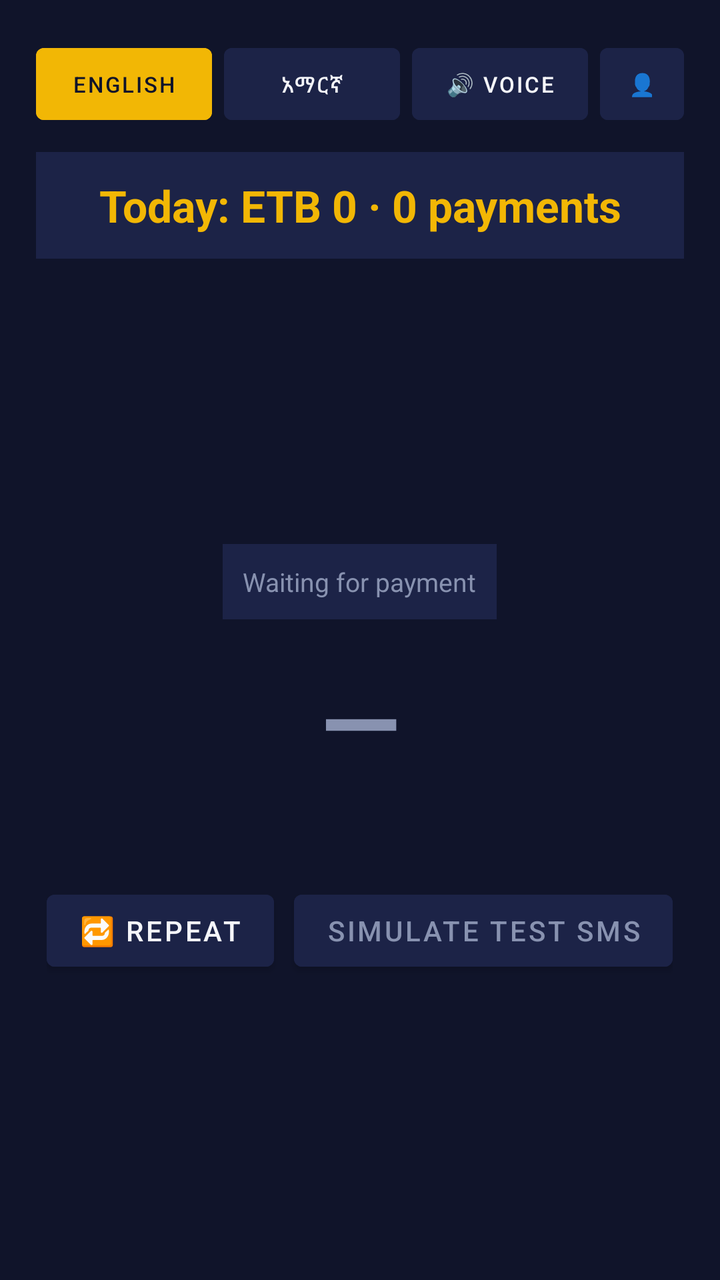
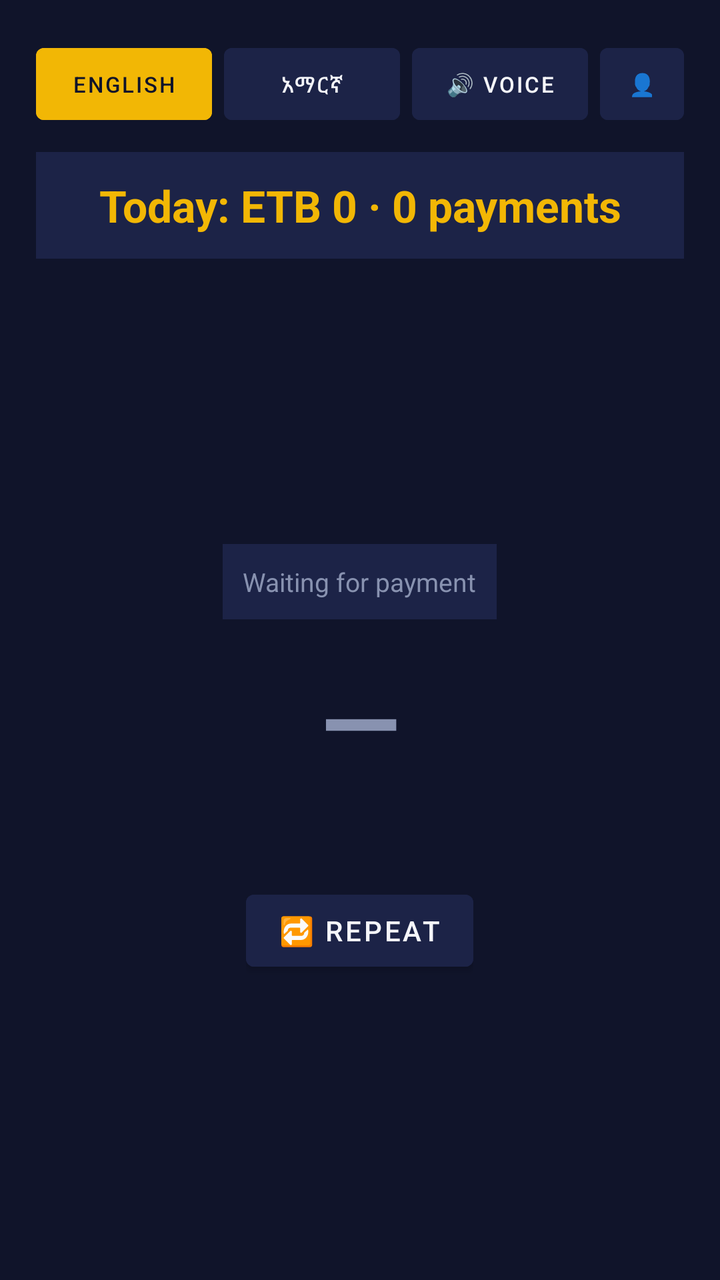

Screens rendered from an Android XML layout before and after an edit, with the pre-edit source and the edit as a unified diff.
<!-- AndroidManifest.xml: application theme Theme.PaymentAnnouncer -->
<!-- res/layout/activity_payment.xml -->
<?xml version="1.0" encoding="utf-8"?>
<LinearLayout xmlns:android="http://schemas.android.com/apk/res/android"
    android:layout_width="match_parent"
    android:layout_height="match_parent"
    android:orientation="vertical"
    android:padding="18dp"
    android:background="@color/bg">

    <LinearLayout
        android:layout_width="match_parent"
        android:layout_height="wrap_content"
        android:gravity="center"
        android:orientation="horizontal"
        android:layout_marginBottom="10dp">

        <Button android:id="@+id/langEnButton" android:layout_width="wrap_content" android:layout_height="wrap_content"
            android:text="English" android:backgroundTint="@color/gold" android:textColor="@color/bg" android:textSize="11sp" />

        <Button android:id="@+id/langAmButton" android:layout_width="wrap_content" android:layout_height="wrap_content"
            android:text="አማርኛ" android:backgroundTint="@color/panel" android:textColor="@color/text" android:textSize="11sp"
            android:layout_marginStart="6dp" />

        <Button android:id="@+id/soundModeButton" android:layout_width="wrap_content" android:layout_height="wrap_content"
            android:text="🔊 Voice" android:backgroundTint="@color/panel" android:textColor="@color/text" android:textSize="11sp"
            android:layout_marginStart="6dp" />

        <Button android:id="@+id/profileButton" android:layout_width="wrap_content" android:layout_height="wrap_content"
            android:text="👤" android:backgroundTint="@color/panel" android:textColor="@color/text" android:textSize="11sp"
            android:layout_marginStart="6dp" />
    </LinearLayout>

    <TextView android:id="@+id/dailyTotalText" android:layout_width="match_parent" android:layout_height="wrap_content"
        android:text="Today: ETB 0 · 0 payments" android:textColor="@color/gold" android:textSize="22sp" android:textStyle="bold"
        android:gravity="center" android:background="@color/panel" android:padding="12dp" android:layout_marginBottom="10dp" />

    <LinearLayout
        android:layout_width="match_parent"
        android:layout_height="0dp"
        android:layout_weight="1"
        android:orientation="vertical"
        android:gravity="center">

        <TextView android:id="@+id/statusChip" android:layout_width="wrap_content" android:layout_height="wrap_content"
            android:text="@string/waiting_for_payment" android:textColor="@color/text_dim" android:textSize="13sp"
            android:background="@color/panel" android:padding="10dp" android:layout_marginBottom="16dp" android:layout_gravity="center" />

        <TextView android:id="@+id/senderNameText" android:layout_width="match_parent" android:layout_height="wrap_content"
            android:text="—" android:textColor="@color/text_dim" android:textSize="52sp" android:textStyle="bold"
            android:gravity="center" android:layout_marginBottom="12dp" android:maxLines="2" android:autoSizeTextType="uniform"
            android:autoSizeMinTextSize="28sp" android:autoSizeMaxTextSize="52sp" />

        <TextView android:id="@+id/amountText" android:layout_width="wrap_content" android:layout_height="wrap_content"
            android:textColor="@color/gold" android:textSize="40sp" android:textStyle="bold" android:visibility="gone"
            android:layout_gravity="center" android:layout_marginBottom="8dp" />

        <TextView android:id="@+id/metaText" android:layout_width="wrap_content" android:layout_height="wrap_content"
            android:textColor="@color/text_dim" android:textSize="12sp" android:gravity="center" android:layout_gravity="center" />

        <LinearLayout
            android:layout_width="wrap_content"
            android:layout_height="wrap_content"
            android:orientation="horizontal"
            android:layout_gravity="center"
            android:layout_marginTop="18dp">

            <Button android:id="@+id/repeatButton" android:layout_width="wrap_content" android:layout_height="wrap_content"
                android:text="🔁 Repeat" android:backgroundTint="@color/panel" android:textColor="@color/text" />

            <Button android:id="@+id/testSmsButton" android:layout_width="wrap_content" android:layout_height="wrap_content"
                android:text="Simulate test SMS" android:backgroundTint="@color/panel" android:textColor="@color/text_dim"
                android:layout_marginStart="10dp" />
        </LinearLayout>
    </LinearLayout>

    <TextView android:id="@+id/historyLabel" android:layout_width="match_parent" android:layout_height="wrap_content"
        android:text="Recent payments" android:textColor="@color/text_dim" android:textSize="13sp" android:textStyle="bold"
        android:layout_marginTop="10dp" android:layout_marginBottom="6dp" android:visibility="gone" />

    <ScrollView
        android:id="@+id/historyScroll"
        android:layout_width="match_parent"
        android:layout_height="140dp"
        android:visibility="gone">

        <LinearLayout
            android:id="@+id/historyContainer"
            android:layout_width="match_parent"
            android:layout_height="wrap_content"
            android:orientation="vertical" />
    </ScrollView>

</LinearLayout>
<!-- resources referenced by this layout -->
<resources>
  <color name="bg">#10142A</color>
  <color name="gold">#F2B705</color>
  <color name="panel">#1C2347</color>
  <color name="text">#F5F6FA</color>
  <color name="text_dim">#8892B0</color>
  <string name="waiting_for_payment">Waiting for payment</string>
  <style name="Theme.PaymentAnnouncer" parent="Theme.MaterialComponents.DayNight.NoActionBar">
          <item name="colorPrimary">@color/gold</item>
          <item name="colorPrimaryDark">@color/bg</item>
          <item name="colorAccent">@color/mint</item>
          <item name="android:windowBackground">@color/bg</item>
      </style>
  <color name="mint">#3FCF8E</color>
</resources>

<!-- the commit's change to res/layout/activity_payment.xml (unified diff, before → after) -->
@@ -66,9 +66,7 @@
             <Button android:id="@+id/repeatButton" android:layout_width="wrap_content" android:layout_height="wrap_content"
                 android:text="🔁 Repeat" android:backgroundTint="@color/panel" android:textColor="@color/text" />
 
-            <Button android:id="@+id/testSmsButton" android:layout_width="wrap_content" android:layout_height="wrap_content"
-                android:text="Simulate test SMS" android:backgroundTint="@color/panel" android:textColor="@color/text_dim"
-                android:layout_marginStart="10dp" />
+            
         </LinearLayout>
     </LinearLayout>
 
